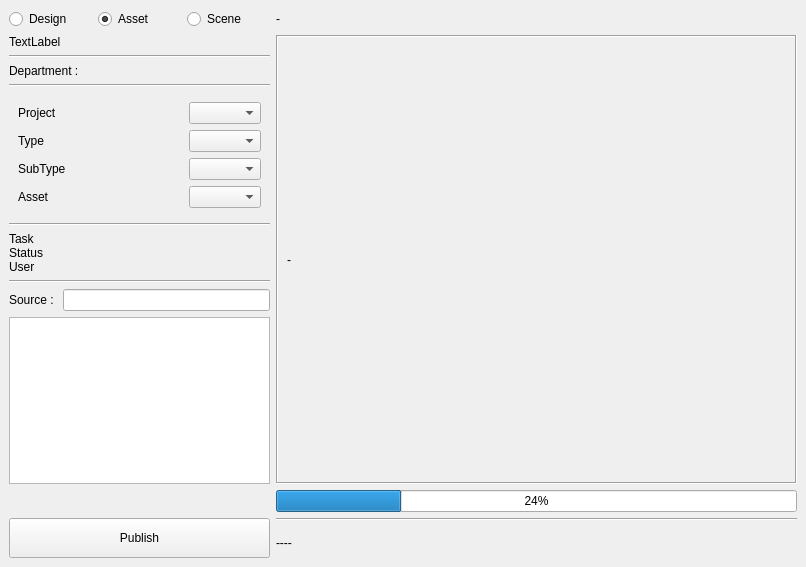
First picture: the form in publish/rf_still_publish/ui.ui, repository ChanonVilaiyuk/rftool, before the edit.
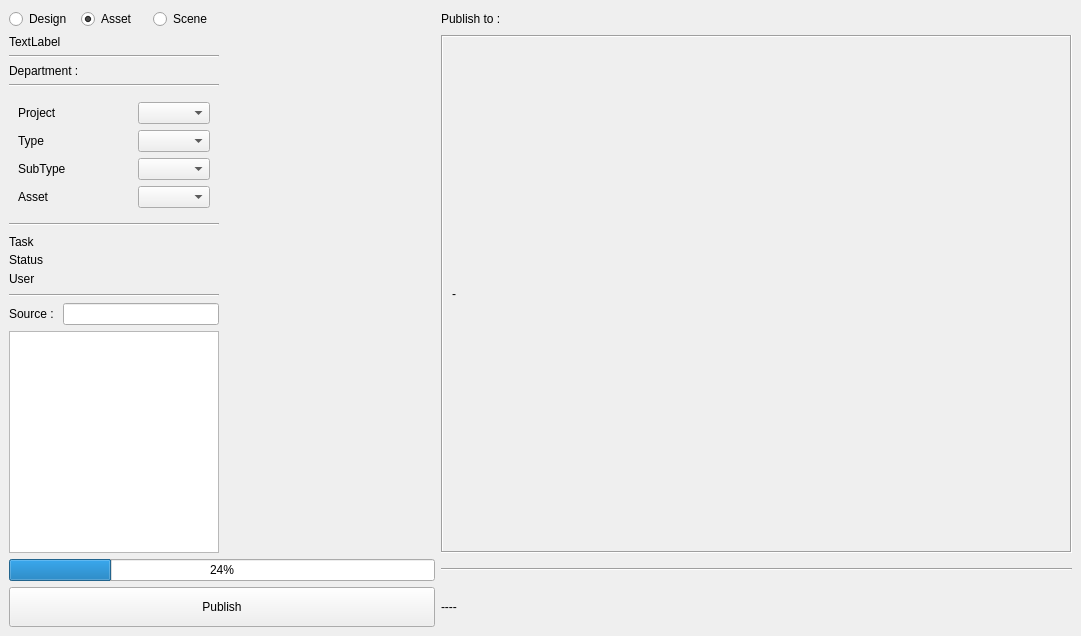
Second picture: the form after the edit.

Commit message: publish tool beta 1

Patch:
```diff
--- a/publish/rf_still_publish/ui.ui
+++ b/publish/rf_still_publish/ui.ui
@@ -6,8 +6,8 @@
    <rect>
     <x>0</x>
     <y>0</y>
-    <width>806</width>
-    <height>567</height>
+    <width>1081</width>
+    <height>636</height>
    </rect>
   </property>
   <property name="windowTitle">
@@ -16,32 +16,8 @@
   <widget class="QWidget" name="centralwidget">
    <layout class="QVBoxLayout" name="verticalLayout_4">
     <item>
-     <layout class="QGridLayout" name="gridLayout_7" columnstretch="1,2">
-      <item row="5" column="0">
-       <layout class="QHBoxLayout" name="horizontalLayout_3" stretch="0,0,0">
-        <item>
-         <widget class="QLabel" name="label_8">
-          <property name="text">
-           <string>Source : </string>
-          </property>
-         </widget>
-        </item>
-        <item>
-         <widget class="QLineEdit" name="source_lineEdit"/>
-        </item>
-        <item>
-         <layout class="QHBoxLayout" name="sourcePublish_horizontalLayout"/>
-        </item>
-       </layout>
-      </item>
-      <item row="0" column="1">
-       <widget class="QLabel" name="logo_label">
-        <property name="text">
-         <string>-</string>
-        </property>
-       </widget>
-      </item>
-      <item row="9" column="0" rowspan="2">
+     <layout class="QGridLayout" name="gridLayout_7" rowstretch="0,0,0,0,0,0,0,0,0,0,0,0" columnstretch="1,1,3">
+      <item row="11" column="0" colspan="2">
        <widget class="QPushButton" name="publish_pushButton">
         <property name="minimumSize">
          <size>
@@ -54,6 +30,13 @@
         </property>
        </widget>
       </item>
+      <item row="6" column="0" rowspan="4">
+       <layout class="QVBoxLayout" name="snap_verticalLayout" stretch="0">
+        <item>
+         <widget class="QListWidget" name="publish_listWidget"/>
+        </item>
+       </layout>
+      </item>
       <item row="0" column="0">
        <layout class="QHBoxLayout" name="horizontalLayout">
         <item>
@@ -82,38 +65,33 @@
         </item>
        </layout>
       </item>
-      <item row="1" column="1" rowspan="6">
-       <widget class="QFrame" name="frame">
-        <property name="frameShape">
-         <enum>QFrame::Box</enum>
+      <item row="3" column="0">
+       <layout class="QGridLayout" name="gridLayout" columnstretch="0">
+        <property name="verticalSpacing">
+         <number>0</number>
         </property>
-        <property name="frameShadow">
-         <enum>QFrame::Sunken</enum>
-        </property>
-        <layout class="QVBoxLayout" name="verticalLayout_3">
-         <item>
-          <widget class="QLabel" name="preview_label">
-           <property name="text">
-            <string>-</string>
-           </property>
-          </widget>
-         </item>
-        </layout>
-       </widget>
-      </item>
-      <item row="9" column="1">
-       <widget class="Line" name="line">
-        <property name="orientation">
-         <enum>Qt::Horizontal</enum>
-        </property>
-       </widget>
-      </item>
-      <item row="10" column="1">
-       <widget class="QLabel" name="status_label">
-        <property name="text">
-         <string>----</string>
-        </property>
-       </widget>
+        <item row="1" column="0">
+         <widget class="QLabel" name="label_7">
+          <property name="text">
+           <string>Status</string>
+          </property>
+         </widget>
+        </item>
+        <item row="0" column="0">
+         <widget class="QLabel" name="label_9">
+          <property name="text">
+           <string>Task</string>
+          </property>
+         </widget>
+        </item>
+        <item row="2" column="0">
+         <widget class="QLabel" name="label_10">
+          <property name="text">
+           <string>User</string>
+          </property>
+         </widget>
+        </item>
+       </layout>
       </item>
       <item row="4" column="0">
        <widget class="Line" name="line_4">
@@ -122,10 +100,27 @@
         </property>
        </widget>
       </item>
-      <item row="7" column="1">
-       <widget class="QProgressBar" name="progressBar">
-        <property name="value">
-         <number>24</number>
+      <item row="5" column="0">
+       <layout class="QHBoxLayout" name="horizontalLayout_3" stretch="0,0,0">
+        <item>
+         <widget class="QLabel" name="label_8">
+          <property name="text">
+           <string>Source : </string>
+          </property>
+         </widget>
+        </item>
+        <item>
+         <widget class="QLineEdit" name="source_lineEdit"/>
+        </item>
+        <item>
+         <layout class="QHBoxLayout" name="sourcePublish_horizontalLayout"/>
+        </item>
+       </layout>
+      </item>
+      <item row="2" column="0">
+       <widget class="Line" name="line_3">
+        <property name="orientation">
+         <enum>Qt::Horizontal</enum>
         </property>
        </widget>
       </item>
@@ -211,45 +206,57 @@
         </item>
        </layout>
       </item>
-      <item row="3" column="0">
-       <layout class="QGridLayout" name="gridLayout" columnstretch="0">
-        <property name="verticalSpacing">
-         <number>0</number>
+      <item row="11" column="2">
+       <widget class="QLabel" name="status_label">
+        <property name="text">
+         <string>----</string>
         </property>
-        <item row="1" column="0">
-         <widget class="QLabel" name="label_7">
-          <property name="text">
-           <string>Status</string>
-          </property>
-         </widget>
-        </item>
-        <item row="0" column="0">
-         <widget class="QLabel" name="label_9">
-          <property name="text">
-           <string>Task</string>
-          </property>
-         </widget>
-        </item>
-        <item row="2" column="0">
-         <widget class="QLabel" name="label_10">
-          <property name="text">
-           <string>User</string>
-          </property>
-         </widget>
-        </item>
-       </layout>
+       </widget>
       </item>
-      <item row="2" column="0">
-       <widget class="Line" name="line_3">
+      <item row="10" column="0" colspan="2">
+       <widget class="QProgressBar" name="progressBar">
+        <property name="value">
+         <number>24</number>
+        </property>
+       </widget>
+      </item>
+      <item row="10" column="2">
+       <widget class="Line" name="line">
         <property name="orientation">
          <enum>Qt::Horizontal</enum>
         </property>
        </widget>
       </item>
-      <item row="6" column="0">
-       <layout class="QVBoxLayout" name="snap_verticalLayout">
+      <item row="1" column="2" rowspan="9">
+       <widget class="QFrame" name="frame">
+        <property name="frameShape">
+         <enum>QFrame::Box</enum>
+        </property>
+        <property name="frameShadow">
+         <enum>QFrame::Sunken</enum>
+        </property>
+        <layout class="QVBoxLayout" name="verticalLayout_3">
+         <item>
+          <widget class="QLabel" name="preview_label">
+           <property name="text">
+            <string>-</string>
+           </property>
+          </widget>
+         </item>
+        </layout>
+       </widget>
+      </item>
+      <item row="1" column="1" rowspan="9">
+       <layout class="QVBoxLayout" name="publish_verticalLayout"/>
+      </item>
+      <item row="0" column="2">
+       <layout class="QHBoxLayout" name="header_horizontalLayout">
         <item>
-         <widget class="QListWidget" name="publish_listWidget"/>
+         <widget class="QLabel" name="label">
+          <property name="text">
+           <string>Publish to : </string>
+          </property>
+         </widget>
         </item>
        </layout>
       </item>
```
Left out of the diff: 2 changed lines with no effect on the pictures. The commit also changes 12 other files.
